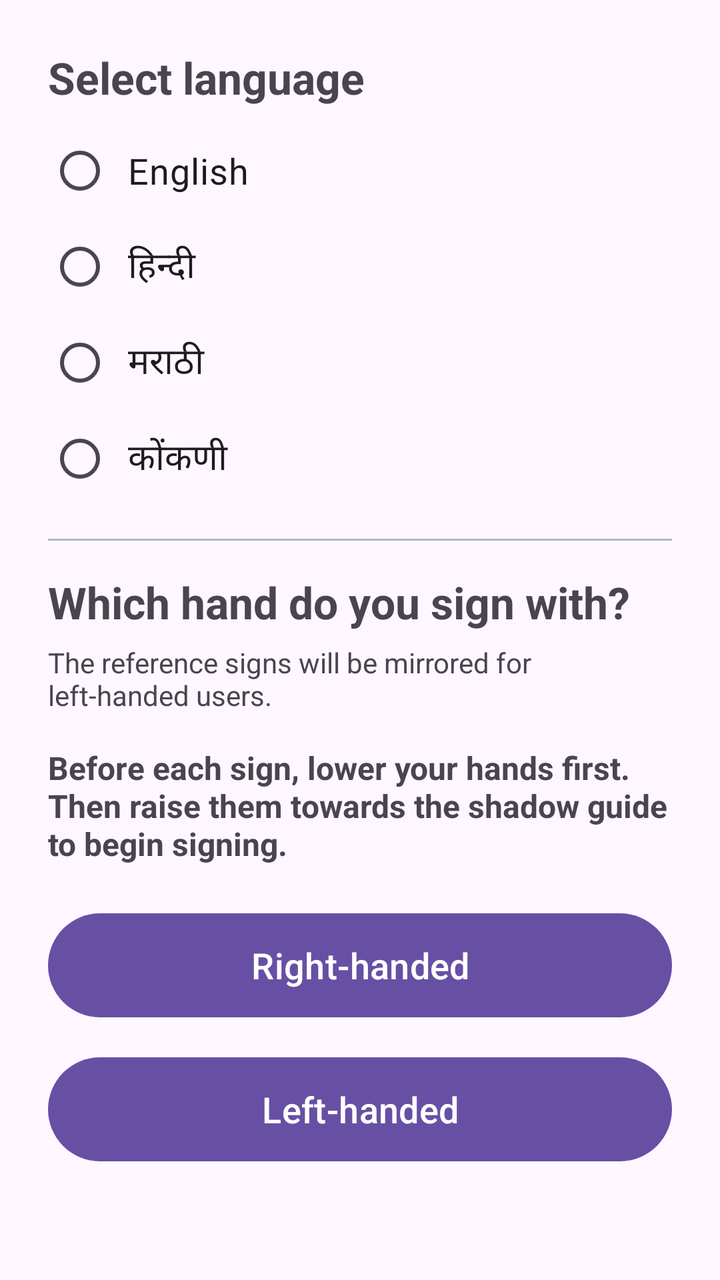
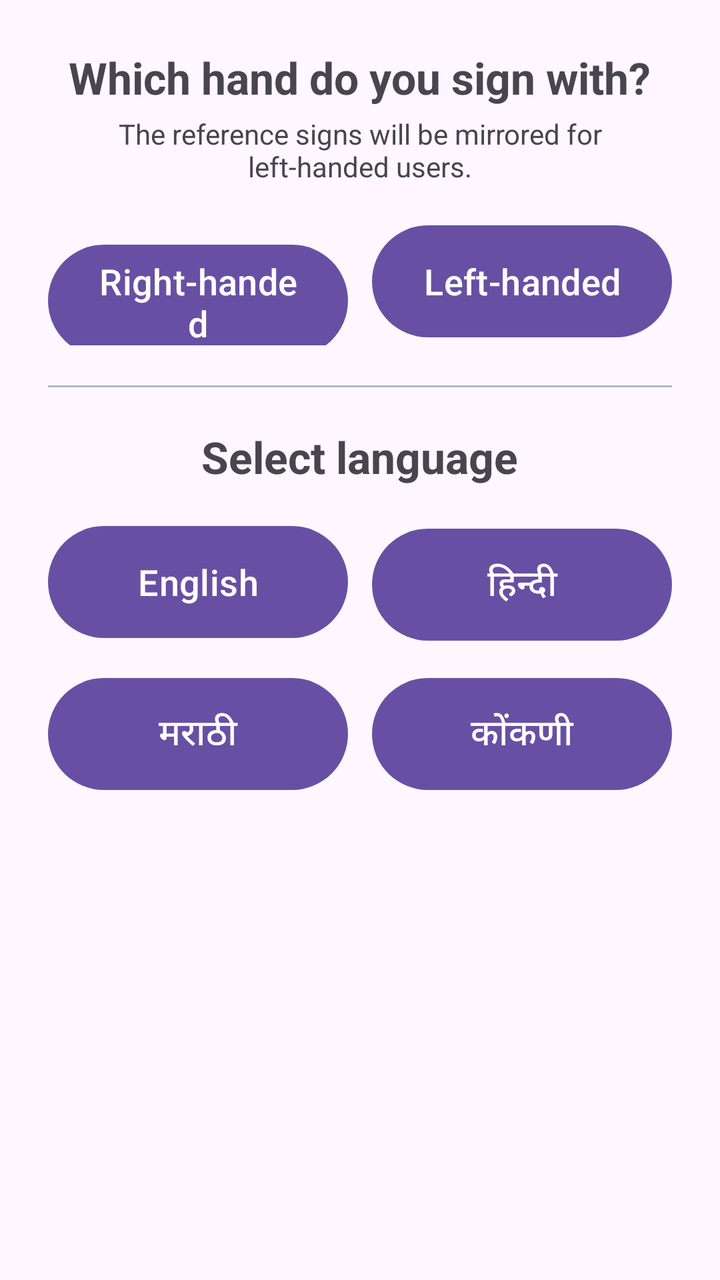

Compare the two renders of this Android layout. The source of the first and the diff that turns it into the second are given below.
<!-- AndroidManifest.xml: application theme Theme.ISLTeachingApp -->
<!-- res/layout/activity_hand_select.xml -->
<?xml version="1.0" encoding="utf-8"?>
<LinearLayout xmlns:android="http://schemas.android.com/apk/res/android"
    android:layout_width="match_parent"
    android:layout_height="match_parent"
    android:fitsSystemWindows="true"
    android:orientation="vertical"
    android:padding="24dp">

    
    <TextView
        android:id="@+id/tvLanguageTitle"
        android:layout_width="wrap_content"
        android:layout_height="wrap_content"
        android:text="@string/select_language"
        android:textSize="22sp"
        android:textStyle="bold" />

    <RadioGroup
        android:id="@+id/rgLanguage"
        android:layout_width="match_parent"
        android:layout_height="wrap_content"
        android:layout_marginTop="8dp"
        android:orientation="vertical">

        <RadioButton
            android:id="@+id/rbEnglish"
            android:layout_width="match_parent"
            android:layout_height="wrap_content"
            android:padding="8dp"
            android:text="English"
            android:textSize="18sp" />

        <RadioButton
            android:id="@+id/rbHindi"
            android:layout_width="match_parent"
            android:layout_height="wrap_content"
            android:padding="8dp"
            android:text="हिन्दी"
            android:textSize="18sp" />

        <RadioButton
            android:id="@+id/rbMarathi"
            android:layout_width="match_parent"
            android:layout_height="wrap_content"
            android:padding="8dp"
            android:text="मराठी"
            android:textSize="18sp" />

        <RadioButton
            android:id="@+id/rbKonkani"
            android:layout_width="match_parent"
            android:layout_height="wrap_content"
            android:padding="8dp"
            android:text="कोंकणी"
            android:textSize="18sp" />
    </RadioGroup>

    <View
        android:layout_width="match_parent"
        android:layout_height="1dp"
        android:layout_marginTop="16dp"
        android:layout_marginBottom="16dp"
        android:background="@color/muted" />

    
    <TextView
        android:layout_width="wrap_content"
        android:layout_height="wrap_content"
        android:text="@string/which_hand_question"
        android:textSize="22sp"
        android:textStyle="bold" />

    <TextView
        android:layout_width="wrap_content"
        android:layout_height="wrap_content"
        android:layout_marginTop="6dp"
        android:text="@string/hand_select_note"
        android:textSize="14sp" />

    <TextView
        android:layout_width="match_parent"
        android:layout_height="wrap_content"
        android:layout_marginTop="16dp"
        android:text="@string/hand_select_instructions"
        android:textSize="16sp"
        android:textStyle="bold" />

    <Button
        android:id="@+id/btnRight"
        android:layout_width="match_parent"
        android:layout_height="60dp"
        android:layout_marginTop="20dp"
        android:text="@string/right_handed"
        android:textSize="18sp" />

    <Button
        android:id="@+id/btnLeft"
        android:layout_width="match_parent"
        android:layout_height="60dp"
        android:layout_marginTop="12dp"
        android:text="@string/left_handed"
        android:textSize="18sp" />

</LinearLayout>
<!-- resources referenced by this layout -->
<resources>
  <color name="muted">#FFB0B8C0</color>
  <string name="hand_select_instructions">Before each sign, lower your hands first. Then raise them towards the shadow guide to begin signing.</string>
  <string name="hand_select_note">The reference signs will be mirrored for left-handed users.</string>
  <string name="left_handed">Left-handed</string>
  <string name="right_handed">Right-handed</string>
  <string name="select_language">Select language</string>
  <string name="which_hand_question">Which hand do you sign with?</string>
  <style name="Theme.ISLTeachingApp" parent="Theme.Material3.DayNight.NoActionBar" />
</resources>

<!-- the commit's change to res/layout/activity_hand_select.xml (unified diff, before → after) -->
@@ -1,104 +1,125 @@
 <?xml version="1.0" encoding="utf-8"?>
-<LinearLayout xmlns:android="http://schemas.android.com/apk/res/android"
+<ScrollView xmlns:android="http://schemas.android.com/apk/res/android"
     android:layout_width="match_parent"
     android:layout_height="match_parent"
-    android:fitsSystemWindows="true"
-    android:orientation="vertical"
-    android:padding="24dp">
+    android:fillViewport="true"
+    android:fitsSystemWindows="true">
 
-    
-    <TextView
-        android:id="@+id/tvLanguageTitle"
-        android:layout_width="wrap_content"
-        android:layout_height="wrap_content"
-        android:text="@string/select_language"
-        android:textSize="22sp"
-        android:textStyle="bold" />
-
-    <RadioGroup
-        android:id="@+id/rgLanguage"
+    <LinearLayout
         android:layout_width="match_parent"
         android:layout_height="wrap_content"
-        android:layout_marginTop="8dp"
-        android:orientation="vertical">
+        android:gravity="center_horizontal"
+        android:orientation="vertical"
+        android:padding="24dp">
 
-        <RadioButton
-            android:id="@+id/rbEnglish"
+        
+        <TextView
+            android:layout_width="wrap_content"
+            android:layout_height="wrap_content"
+            android:text="@string/which_hand_question"
+            android:textSize="22sp"
+            android:textStyle="bold" />
+
+        <TextView
+            android:layout_width="wrap_content"
+            android:layout_height="wrap_content"
+            android:layout_marginTop="4dp"
+            android:gravity="center"
+            android:text="@string/hand_select_note"
+            android:textSize="14sp" />
+
+        <LinearLayout
             android:layout_width="match_parent"
             android:layout_height="wrap_content"
-            android:padding="8dp"
-            android:text="English"
-            android:textSize="18sp" />
+            android:layout_marginTop="16dp"
+            android:orientation="horizontal">
 
-        <RadioButton
-            android:id="@+id/rbHindi"
+            <Button
+                android:id="@+id/btnRight"
+                android:layout_width="0dp"
+                android:layout_height="64dp"
+                android:layout_marginEnd="6dp"
+                android:layout_weight="1"
+                android:text="@string/right_handed"
+                android:textSize="18sp" />
+
+            <Button
+                android:id="@+id/btnLeft"
+                android:layout_width="0dp"
+                android:layout_height="64dp"
+                android:layout_marginStart="6dp"
+                android:layout_weight="1"
+                android:text="@string/left_handed"
+                android:textSize="18sp" />
+        </LinearLayout>
+
+        <View
+            android:layout_width="match_parent"
+            android:layout_height="1dp"
+            android:layout_marginTop="20dp"
+            android:layout_marginBottom="20dp"
+            android:background="@color/muted" />
+
+        
+        <TextView
+            android:id="@+id/tvLanguageTitle"
+            android:layout_width="wrap_content"
+            android:layout_height="wrap_content"
+            android:text="@string/select_language"
+            android:textSize="22sp"
+            android:textStyle="bold" />
+
+        
+        <LinearLayout
             android:layout_width="match_parent"
             android:layout_height="wrap_content"
-            android:padding="8dp"
-            android:text="हिन्दी"
-            android:textSize="18sp" />
+            android:layout_marginTop="16dp"
+            android:orientation="horizontal">
 
-        <RadioButton
-            android:id="@+id/rbMarathi"
+            <Button
+                android:id="@+id/btnLangEnglish"
+                android:layout_width="0dp"
+                android:layout_height="64dp"
+                android:layout_marginEnd="6dp"
+                android:layout_weight="1"
+                android:text="English"
+                android:textSize="18sp" />
+
+            <Button
+                android:id="@+id/btnLangHindi"
+                android:layout_width="0dp"
+                android:layout_height="64dp"
+                android:layout_marginStart="6dp"
+                android:layout_weight="1"
+                android:text="हिन्दी"
+                android:textSize="18sp" />
+        </LinearLayout>
+
+        
+        <LinearLayout
             android:layout_width="match_parent"
             android:layout_height="wrap_content"
-            android:padding="8dp"
-            android:text="मराठी"
-            android:textSize="18sp" />
+            android:layout_marginTop="12dp"
+            android:orientation="horizontal">
 
-        <RadioButton
-            android:id="@+id/rbKonkani"
-            android:layout_width="match_parent"
-            android:layout_height="wrap_content"
-            android:padding="8dp"
-            android:text="कोंकणी"
-            android:textSize="18sp" />
-    </RadioGroup>
+            <Button
+                android:id="@+id/btnLangMarathi"
+                android:layout_width="0dp"
+                android:layout_height="64dp"
+                android:layout_marginEnd="6dp"
+                android:layout_weight="1"
+                android:text="मराठी"
+                android:textSize="18sp" />
 
-    <View
-        android:layout_width="match_parent"
-        android:layout_height="1dp"
-        android:layout_marginTop="16dp"
-        android:layout_marginBottom="16dp"
-        android:background="@color/muted" />
+            <Button
+                android:id="@+id/btnLangKonkani"
+                android:layout_width="0dp"
+                android:layout_height="64dp"
+                android:layout_marginStart="6dp"
+                android:layout_weight="1"
+                android:text="कोंकणी"
+                android:textSize="18sp" />
+        </LinearLayout>
 
-    
-    <TextView
-        android:layout_width="wrap_content"
-        android:layout_height="wrap_content"
-        android:text="@string/which_hand_question"
-        android:textSize="22sp"
-        android:textStyle="bold" />
-
-    <TextView
-        android:layout_width="wrap_content"
-        android:layout_height="wrap_content"
-        android:layout_marginTop="6dp"
-        android:text="@string/hand_select_note"
-        android:textSize="14sp" />
-
-    <TextView
-        android:layout_width="match_parent"
-        android:layout_height="wrap_content"
-        android:layout_marginTop="16dp"
-        android:text="@string/hand_select_instructions"
-        android:textSize="16sp"
-        android:textStyle="bold" />
-
-    <Button
-        android:id="@+id/btnRight"
-        android:layout_width="match_parent"
-        android:layout_height="60dp"
-        android:layout_marginTop="20dp"
-        android:text="@string/right_handed"
-        android:textSize="18sp" />
-
-    <Button
-        android:id="@+id/btnLeft"
-        android:layout_width="match_parent"
-        android:layout_height="60dp"
-        android:layout_marginTop="12dp"
-        android:text="@string/left_handed"
-        android:textSize="18sp" />
-
-</LinearLayout>
+    </LinearLayout>
+</ScrollView>
<!-- resource entries referenced after the edit -->
@@ -1,7 +1,6 @@
 <!-- resources referenced by this layout -->
 <resources>
   <color name="muted">#FFB0B8C0</color>
-  <string name="hand_select_instructions">Before each sign, lower your hands first. Then raise them towards the shadow guide to begin signing.</string>
   <string name="hand_select_note">The reference signs will be mirrored for left-handed users.</string>
   <string name="left_handed">Left-handed</string>
   <string name="right_handed">Right-handed</string>
